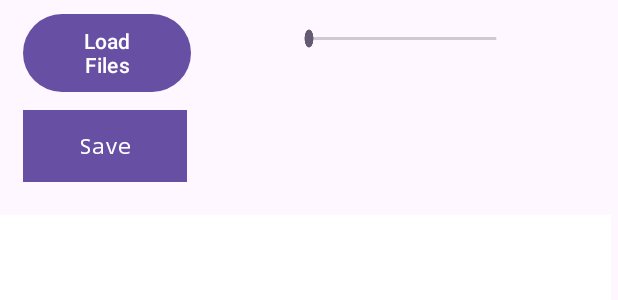
After one commit to FruitAttack/SketchNow, an Android app: the layout fragment_canvas.xml on its own in the app's theme, with its tools: preview values and no code run, on a phone screen of 412 x 824 dp. The commit adds this screen. Shown: the top 300 px of the screen. Run offline under Robolectric (Android 15) with nearby library versions, the phone set to English and light mode, and no system bars.

Commit message:
Added UI elements in drawing canvas screen.Yet to add few remaining items in this screen and have to make a file menu screen

```diff
--- a/app/src/main/java/com/example/drawingapp/MainActivity.kt
+++ b/app/src/main/java/com/example/drawingapp/MainActivity.kt
@@ -11,7 +11,7 @@ class MainActivity : AppCompatActivity() {
         super.onCreate(savedInstanceState)
         enableEdgeToEdge()
         setContentView(R.layout.activity_main)
-        ViewCompat.setOnApplyWindowInsetsListener(findViewById(R.id.main)) { v, insets ->
+        ViewCompat.setOnApplyWindowInsetsListener(findViewById(R.id.fragmentContainerView)) { v, insets ->
             val systemBars = insets.getInsets(WindowInsetsCompat.Type.systemBars())
             v.setPadding(systemBars.left, systemBars.top, systemBars.right, systemBars.bottom)
             insets
--- a/app/src/main/res/layout/activity_main.xml
+++ b/app/src/main/res/layout/activity_main.xml
@@ -1,19 +1,8 @@
 <?xml version="1.0" encoding="utf-8"?>
-<androidx.constraintlayout.widget.ConstraintLayout xmlns:android="http://schemas.android.com/apk/res/android"
+<androidx.fragment.app.FragmentContainerView xmlns:android="http://schemas.android.com/apk/res/android"
     xmlns:app="http://schemas.android.com/apk/res-auto"
     xmlns:tools="http://schemas.android.com/tools"
-    android:id="@+id/main"
+    android:id="@+id/fragmentContainerView"
     android:layout_width="match_parent"
     android:layout_height="match_parent"
-    tools:context=".MainActivity">
-
-    <TextView
-        android:layout_width="wrap_content"
-        android:layout_height="wrap_content"
-        android:text="Hello World!"
-        app:layout_constraintBottom_toBottomOf="parent"
-        app:layout_constraintEnd_toEndOf="parent"
-        app:layout_constraintStart_toStartOf="parent"
-        app:layout_constraintTop_toTopOf="parent" />
-
-</androidx.constraintlayout.widget.ConstraintLayout>
+    tools:context=".MainActivity" />
--- /dev/null
+++ b/app/src/main/res/layout/fragment_canvas.xml
@@ -0,0 +1,80 @@
+<?xml version="1.0" encoding="utf-8"?>
+<androidx.constraintlayout.widget.ConstraintLayout xmlns:android="http://schemas.android.com/apk/res/android"
+    xmlns:app="http://schemas.android.com/apk/res-auto"
+    xmlns:tools="http://schemas.android.com/tools"
+    android:layout_width="match_parent"
+    android:layout_height="match_parent">
+
+    <!-- Drawing Canvas View -->
+
+    <!-- Top Buttons Layout -->
+
+    <LinearLayout
+        android:id="@+id/linearLayout"
+        android:layout_width="404dp"
+        android:layout_height="130dp"
+        android:layout_marginStart="5dp"
+        android:layout_marginTop="5dp"
+        android:orientation="horizontal"
+        app:layout_constraintStart_toStartOf="parent"
+        app:layout_constraintTop_toTopOf="parent">
+
+        <LinearLayout
+            android:id="@+id/topButtonsLayout"
+            android:layout_width="112dp"
+            android:layout_height="118dp"
+            android:layout_marginStart="10dp"
+            android:layout_marginBottom="10dp"
+            android:backgroundTint="#D32A2A"
+            android:backgroundTintMode="add"
+            android:orientation="vertical">
+
+            <Button
+                android:id="@+id/loadButton"
+                android:layout_width="wrap_content"
+                android:layout_height="60dp"
+                android:layout_marginBottom="8dp"
+                android:text="Load Files" />
+
+            <Button
+                android:id="@+id/saveButton"
+                android:layout_width="109dp"
+                android:layout_height="48dp"
+                android:background="#FFFFFF"
+                android:fontFamily="monospace"
+                android:text="Save"
+                android:textAlignment="center"
+                android:textColor="#FFFFFF"
+                android:textSize="14sp"
+                android:typeface="normal" />
+
+        </LinearLayout>
+
+        <SeekBar
+            android:id="@+id/seekBar"
+            android:layout_width="215dp"
+            android:layout_height="42dp"
+            android:layout_weight="1"
+            android:clickable="true"
+            android:contextClickable="true"
+            android:indeterminate="false"
+            android:max="50"
+            android:progress="0"
+            android:scaleX="0.5" />
+
+    </LinearLayout>
+
+    <View
+        android:id="@+id/drawingCanvas"
+        android:layout_width="407dp"
+        android:layout_height="639dp"
+        android:layout_marginStart="5dp"
+        android:layout_marginEnd="10dp"
+        android:layout_marginBottom="34dp"
+        android:background="@android:color/white"
+        app:layout_constraintBottom_toBottomOf="parent"
+        app:layout_constraintEnd_toEndOf="parent"
+        app:layout_constraintStart_toStartOf="parent"
+        app:layout_constraintTop_toBottomOf="@+id/linearLayout" />
+
+</androidx.constraintlayout.widget.ConstraintLayout>
```
